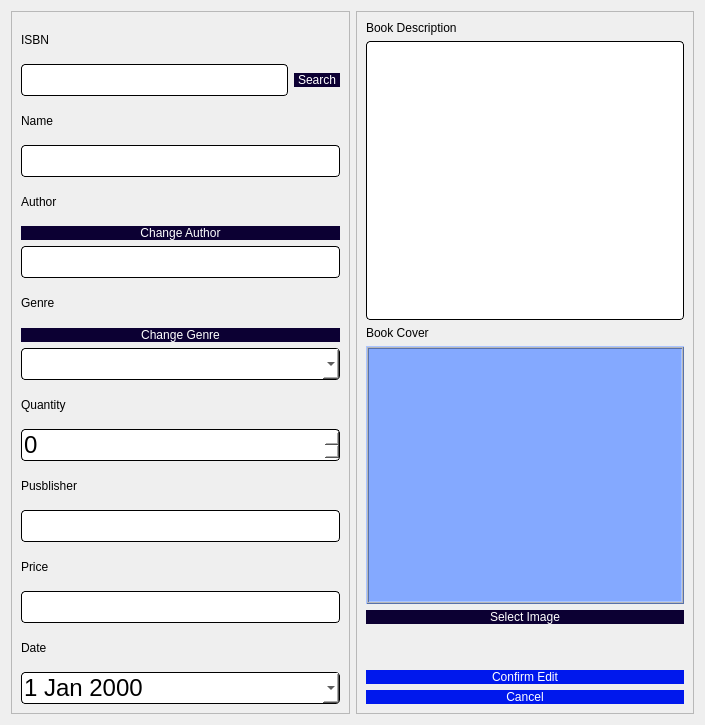
akibhaider/BOOK_HAVEN, file BookHaven_(library+bookshop)/editbook.ui: the form before one commit.
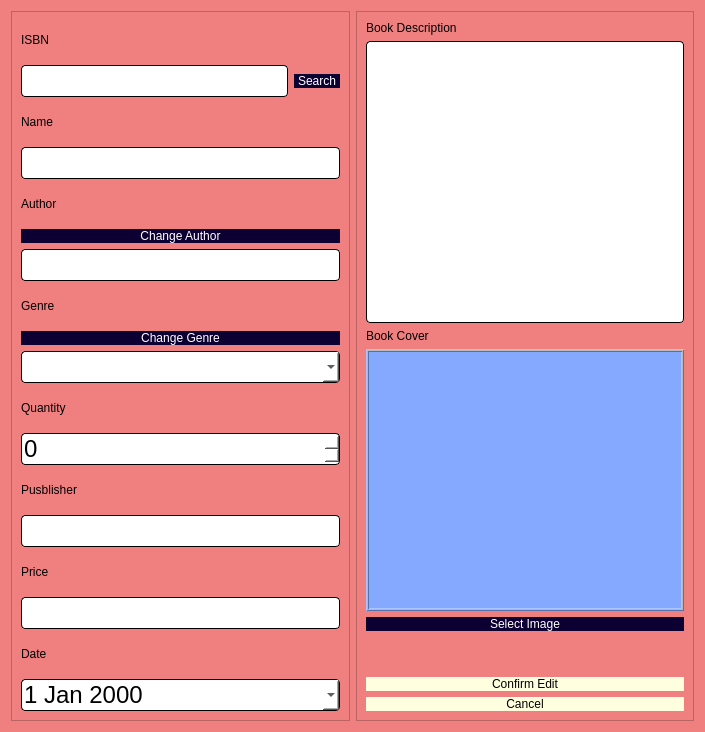
The form after the commit.

```diff
--- a/BookHaven_(library+bookshop)/editbook.ui
+++ b/BookHaven_(library+bookshop)/editbook.ui
@@ -7,12 +7,15 @@
     <x>0</x>
     <y>0</y>
     <width>705</width>
-    <height>725</height>
+    <height>732</height>
    </rect>
   </property>
   <property name="windowTitle">
    <string>Dialog</string>
   </property>
+  <property name="styleSheet">
+   <string notr="true">background-color: rgb(240, 128, 128);</string>
+  </property>
   <layout class="QHBoxLayout" name="horizontalLayout_5">
    <item>
     <widget class="QFrame" name="frame">
@@ -488,9 +491,9 @@
          <string notr="true">QPushButton{
 border-radius:15px;
 padding : 0 4px;
-background: #0018ed;
+background: #FFFFE0;
 border -radius:10px;
-color: rgb(255, 255, 255);
+color: #000000;
 font: 12pt &quot;Lato Black&quot;;
 }
 QPushButton:hover:!pressed
@@ -525,9 +528,9 @@
            <string notr="true">QPushButton{
 border-radius:15px;
 padding : 0 4px;
-background: #0018ed;
+background: #FFFFE0;
 border -radius:10px;
-color: rgb(255, 255, 255);
+color: #000000;
 font: 12pt &quot;Lato Black&quot;;
 }
 QPushButton:hover:!pressed
```
